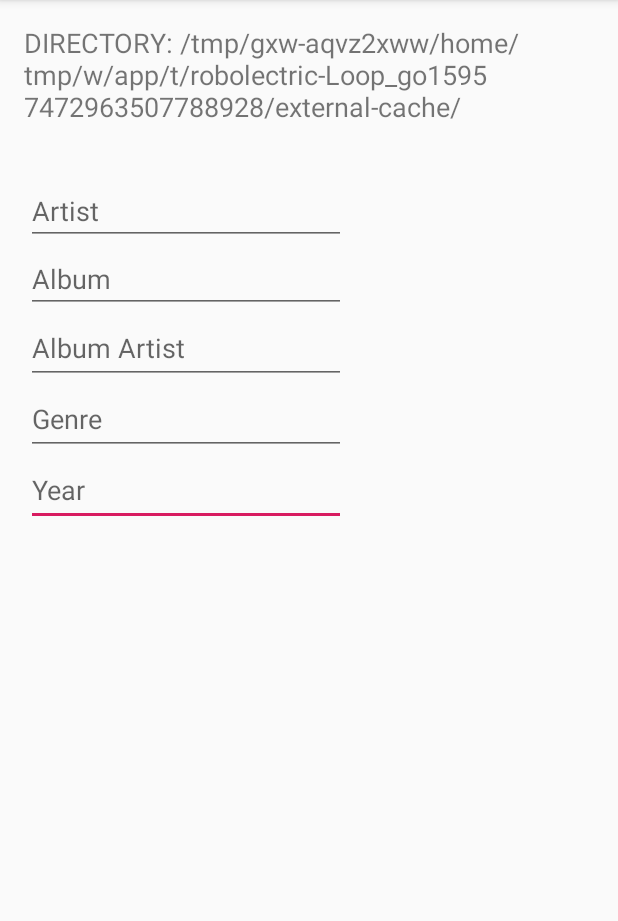
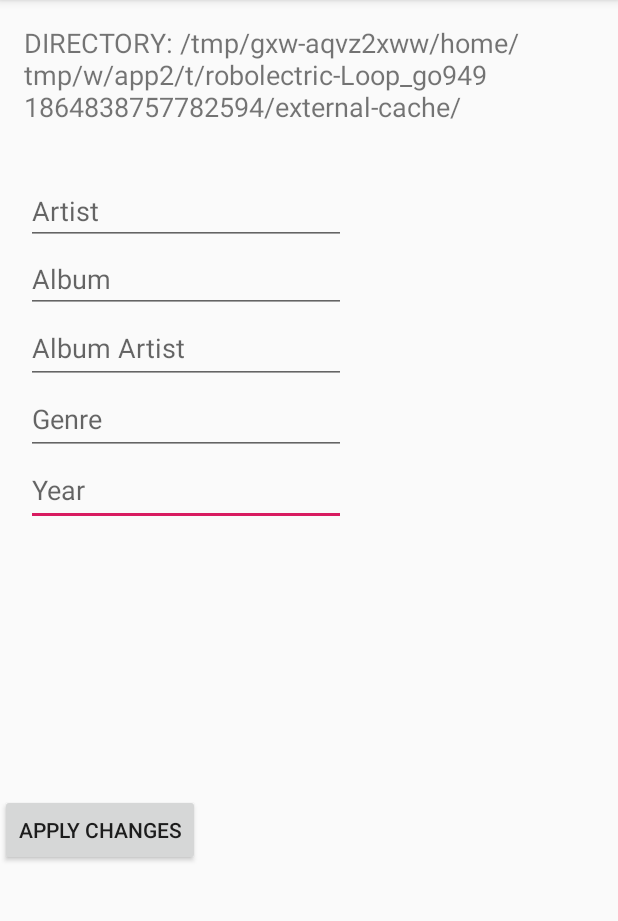
Before and after one commit to eelgin/ID3Edit, an Android app: the SelectFilesActivity screen opened directly, with no data from a screen before it, after a tap on "EDIT TAGS", on a phone screen of 412 x 824 dp, the part 84-1005 px from its top. Run offline under Robolectric (Android 15) with nearby library versions, the phone set to English and light mode, and no system bars; 5 statements that could not run were skipped.

Commit message:
Only show directories and audio files in file-browser

```diff
--- a/app/src/main/java/com/example/josephsteccato/id3_edit/SelectFilesActivity.java
+++ b/app/src/main/java/com/example/josephsteccato/id3_edit/SelectFilesActivity.java
@@ -8,16 +8,21 @@ import android.support.v7.widget.LinearLayoutManager;
 import android.support.v7.widget.RecyclerView;
 import android.util.Log;
 import android.view.View;
+import android.webkit.MimeTypeMap;
 import android.widget.Toast;
 
 import java.io.File;
 import java.util.ArrayList;
+import java.util.HashSet;
+import java.util.Set;
 
 public class SelectFilesActivity extends AppCompatActivity {
 
     RecyclerView recyclerView;
     MyFileAdapter adapter;
     String currentPath;
+
+    Set<String> extensions = new HashSet<String>();
 
     ArrayList<MyFile> myFileList;
     private ArrayList<MyFile> currentSelectedItems;
@@ -30,8 +35,16 @@ public class SelectFilesActivity extends AppCompatActivity {
         super.onCreate(savedInstanceState);
         setContentView(R.layout.activity_select_files);
 
+        extensions.add(".mp3");
+        extensions.add(".m4a");
+        extensions.add(".wav");
+        extensions.add(".ogg");
+        extensions.add(".flac");
+
+
         myFileList = new ArrayList<MyFile>();
         currentSelectedItems = new ArrayList<MyFile>();
+
         // create recyclerView for viewing files in CardViews
         recyclerView = (RecyclerView) findViewById(R.id.recyclerView);
         recyclerView.setHasFixedSize(true);
@@ -123,15 +136,40 @@ public class SelectFilesActivity extends AppCompatActivity {
     //       returns a list of files/directories in a directory
     //
     private void getFileNames() {
-        //Log.d("CONSOLE","currentPath = "+currentPath);
-
         File directory = new File(currentPath);
         File[] file_array = directory.listFiles();
 
         for (File file:file_array){
-            myFileList.add(new MyFile(file));
-            //Log.d("CONSOLE",file.getName()+": "+file.exists());
+            String name = file.getName();
+
+            // add directories
+            if (file.isDirectory())
+            {
+                myFileList.add(new MyFile(file));
+                Log.d("getFileNames()","DIRECTORY: "+name);
+            }
+            // add only audio files
+            else if (extensions.contains(getFileExtension(name))){
+                Log.d("getFileNames()","MP3_DETECTED: "+name);
+                myFileList.add(new MyFile(file));
+            }
+            // ignore the rest
+            else
+                Log.d("getFileNames()","FILE_DETECTED: "+name);
         }
         currentSelectedItems.clear();
     }
+
+    //
+    // getFileExtension:
+    //       returns the file-extension derived from the filename string
+    //
+    private String getFileExtension(String name) {
+        int lastIndexOf = name.lastIndexOf(".");
+        if (lastIndexOf == -1) {
+            return ""; // empty extension
+        }
+        return name.substring(lastIndexOf);
+    }
+
 }
--- a/app/src/main/res/layout/activity_edit_tags.xml
+++ b/app/src/main/res/layout/activity_edit_tags.xml
@@ -89,4 +89,16 @@
         app:layout_constraintHorizontal_bias="0.0"
         app:layout_constraintStart_toStartOf="parent"
         app:layout_constraintTop_toTopOf="parent" />
+
+    <Button
+        android:id="@+id/buttonApplyChanges"
+        android:layout_width="wrap_content"
+        android:layout_height="wrap_content"
+        android:layout_marginTop="8dp"
+        android:layout_marginBottom="24dp"
+        android:text="Apply Changes"
+        app:layout_constraintBottom_toBottomOf="parent"
+        app:layout_constraintTop_toBottomOf="@+id/editTextYear"
+        app:layout_constraintVertical_bias="0.506"
+        tools:layout_editor_absoluteX="124dp" />
 </android.support.constraint.ConstraintLayout>
```
Also changed, not shown: app/src/main/java/com/example/josephsteccato/id3_edit/EditTagsActivity.java (+8 -0 lines).
